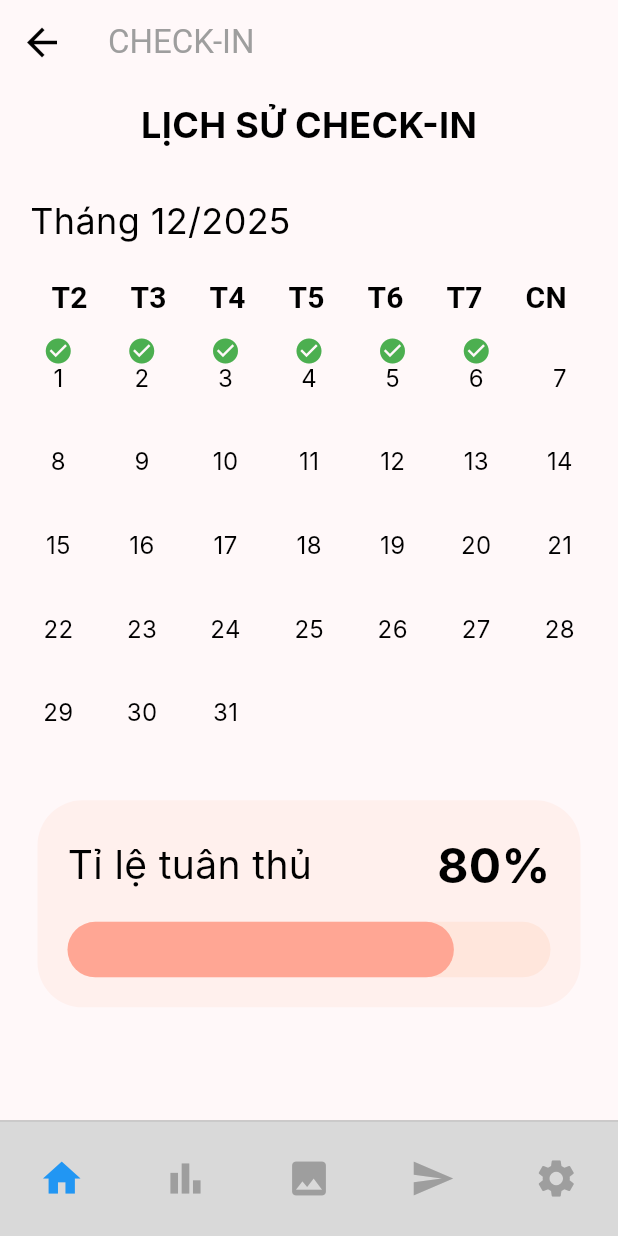
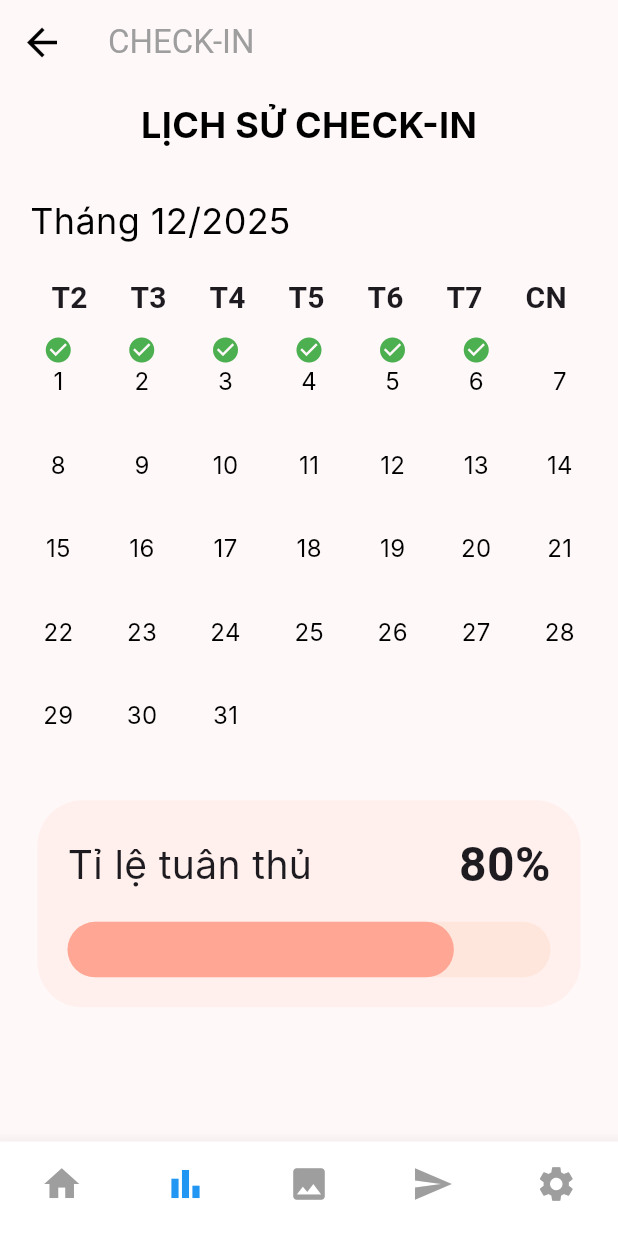
Before and after one commit to thuydung203/app_antam, a Flutter app: the CheckInHistoryPage screen opened directly, on a phone screen of 412 x 824 dp. Run offline on Flutter 3.47's test engine with Material 3 defaults, Android fonts, the phone set to English and light mode, and no system bars; our stand-ins replace shared_preferences; accounts and stored records are empty; network calls fail; Roboto replaces fonts that are missing (Inter).

Commit message:
Fix: Cập nhật BottomNavigationBar và đồng bộ giao diện cho trang Check-in

```diff
--- a/lib/check_in_history.dart
+++ b/lib/check_in_history.dart
@@ -1,23 +1,139 @@
 import 'package:flutter/material.dart';
+// Import file trang chủ của bạn để Navigator có thể nhận diện
+import 'package:antam_app/children_home.dart';
 
-class CheckInHistoryPage extends StatelessWidget {
+class CheckInHistoryPage extends StatefulWidget {
   const CheckInHistoryPage({Key? key}) : super(key: key);
 
-  // Widget riêng để xây dựng từng ô ngày trong lịch
+  @override
+  State<CheckInHistoryPage> createState() => _CheckInHistoryPageState();
+}
+
+class _CheckInHistoryPageState extends State<CheckInHistoryPage> {
+  // Ở trang Check-in, index đang hoạt động là 1 (Bar Chart)
+  final int _currentIndex = 1;
+
+  @override
+  Widget build(BuildContext context) {
+    return Scaffold(
+      backgroundColor: const Color(0xFFFFF8F9),
+
+      // ===== APP BAR =====
+      appBar: AppBar(
+        backgroundColor: const Color(0xFFFFF8F9),
+        elevation: 0,
+        leading: IconButton(
+          icon: const Icon(Icons.arrow_back, color: Colors.black, size: 30),
+          onPressed: () => Navigator.pop(context),
+        ),
+        title: const Text('CHECK-IN', style: TextStyle(color: Colors.grey)),
+        centerTitle: false,
+      ),
+
+      // ===== BODY =====
+      body: SingleChildScrollView(
+        child: Padding(
+          padding: const EdgeInsets.symmetric(horizontal: 20.0),
+          child: Column(
+            crossAxisAlignment: CrossAxisAlignment.start,
+            children: [
+              const SizedBox(height: 10),
+              const Center(
+                child: Text(
+                  'LỊCH SỬ CHECK-IN',
+                  style: TextStyle(
+                    color: Colors.black,
+                    fontSize: 24,
+                    fontFamily: 'Inter',
+                    fontWeight: FontWeight.w700,
+                  ),
+                ),
+              ),
+              const SizedBox(height: 30),
+              const Text(
+                'Tháng 12/2025',
+                style: TextStyle(
+                  color: Colors.black,
+                  fontSize: 24,
+                  fontFamily: 'Inter',
+                  fontWeight: FontWeight.w400,
+                ),
+              ),
+              const SizedBox(height: 20),
+              _buildCalendar(),
+              const SizedBox(height: 50),
+              _buildComplianceSection(80),
+              const SizedBox(height: 100),
+            ],
+          ),
+        ),
+      ),
+
+      // ===== BOTTOM NAV (Giống file Children Home) =====
+      bottomNavigationBar: BottomNavigationBar(
+        currentIndex: _currentIndex,
+        onTap: (index) {
+          if (index == _currentIndex)
+            return; // Nếu đang ở chính trang này thì không làm gì
+
+          switch (index) {
+            case 0:
+              // Chuyển hướng về trang chủ
+              Navigator.pushReplacement(
+                context,
+                MaterialPageRoute(
+                  builder: (context) => const ChildrenHomePage(),
+                ),
+              );
+              break;
+            case 1:
+              // Đang ở trang này rồi
+              break;
+            case 2:
+              debugPrint("Sang thư viện ảnh");
+              break;
+            case 3:
+              debugPrint("Sang tin nhắn");
+              break;
+            case 4:
+              debugPrint("Sang cài đặt");
+              break;
+          }
+        },
+        type: BottomNavigationBarType.fixed,
+        selectedItemColor: Colors.blue,
+        unselectedItemColor: Colors.grey,
+        showSelectedLabels: false,
+        showUnselectedLabels: false,
+        backgroundColor: Colors.white,
+        elevation: 10,
+        items: const [
+          BottomNavigationBarItem(icon: Icon(Icons.home, size: 28), label: ''),
+          BottomNavigationBarItem(
+            icon: Icon(Icons.bar_chart, size: 28),
+            label: '',
+          ),
+          BottomNavigationBarItem(icon: Icon(Icons.image, size: 28), label: ''),
+          BottomNavigationBarItem(icon: Icon(Icons.send, size: 28), label: ''),
+          BottomNavigationBarItem(
+            icon: Icon(Icons.settings, size: 28),
+            label: '',
+          ),
+        ],
+      ),
+    );
+  }
+
+  // ================= COMPONENTS =================
+
   Widget _buildDayCell(String day, bool isChecked) {
     return Column(
-      // Sửa lỗi Overflow: Căn giữa và giảm kích thước các thành phần.
       mainAxisAlignment: MainAxisAlignment.center,
-      crossAxisAlignment: CrossAxisAlignment.center,
       children: [
-        // Icon Check (Nếu đã check-in) - Giảm size từ 28 xuống 20
         if (isChecked)
           const Icon(Icons.check_circle, color: Colors.green, size: 20)
         else
-          // SizedBox giữ khoảng cách tương ứng với kích thước Icon
           const SizedBox(height: 20),
-
-        // Ngày (Giảm font size từ 20 xuống 16 và cố định height)
         Text(
           day,
           style: const TextStyle(
@@ -25,19 +141,14 @@ class CheckInHistoryPage extends StatelessWidget {
             fontSize: 16,
             fontFamily: 'Inter',
             fontWeight: FontWeight.w400,
-            height: 1.0, // Đảm bảo chiều cao dòng không bị giãn nở
           ),
         ),
       ],
     );
   }
 
-  // Widget xây dựng toàn bộ phần Lịch
   Widget _buildCalendar() {
-    // Dữ liệu ngày (T2 bắt đầu từ ngày 1)
     const List<String> weekdays = ['T2', 'T3', 'T4', 'T5', 'T6', 'T7', 'CN'];
-
-    // 31 ngày của Tháng 12/2025
     const List<String> days = [
       '1',
       '2',
@@ -71,19 +182,18 @@ class CheckInHistoryPage extends StatelessWidget {
       '30',
       '31',
     ];
-
-    // Trạng thái check-in (true = Đã check-in)
     const List<bool> checkInStatus = [
-      true, true, true, true, true, true, false, // Ngày 1-7
-      false, false, false, false, false, false, false, // Ngày 8-14
-      false, false, false, false, false, false, false,
-      false, false, false, false, false, false, false,
-      false, false, false,
+      true,
+      true,
+      true,
+      true,
+      true,
+      true,
+      false,
     ];
 
     return Column(
       children: [
-        // Hàng Tiêu đề Ngày trong tuần
         Row(
           mainAxisAlignment: MainAxisAlignment.spaceAround,
           children: weekdays
@@ -93,16 +203,12 @@ class CheckInHistoryPage extends StatelessWidget {
                   style: const TextStyle(
                     fontSize: 20,
                     fontWeight: FontWeight.w700,
-                    color: Colors.black,
                   ),
                 ),
               )
               .toList(),
         ),
-
         const SizedBox(height: 10),
-
-        // Lưới Ngày
         GridView.builder(
           shrinkWrap: true,
           physics: const NeverScrollableScrollPhysics(),
@@ -110,33 +216,26 @@ class CheckInHistoryPage extends StatelessWidget {
             crossAxisCount: 7,
             mainAxisSpacing: 18.0,
             crossAxisSpacing: 18.0,
-            childAspectRatio: 1.0, // Tỷ lệ 1:1 cho mỗi ô
+            childAspectRatio: 1.0,
           ),
           itemCount: days.length,
           itemBuilder: (context, index) {
-            final day = days[index];
             final status = index < checkInStatus.length
                 ? checkInStatus[index]
                 : false;
-
-            return _buildDayCell(day, status);
+            return _buildDayCell(days[index], status);
           },
         ),
       ],
     );
   }
 
-  // Widget xây dựng Tỉ lệ tuân thủ và Thanh Progress
   Widget _buildComplianceSection(int percentage) {
-    const Color activeColor = Color(0xFFFFA694); // Màu cam đậm
-    const Color inactiveColor = Color(0x66FFD7C2); // Màu cam nhạt
-
     return Container(
       padding: const EdgeInsets.all(20),
-      // Giảm padding ngang của Container để khớp với thiết kế.
       margin: const EdgeInsets.symmetric(horizontal: 5),
       decoration: BoxDecoration(
-        color: const Color(0x33FFCEBF), // Màu nền tổng thể cho section
+        color: const Color(0x33FFCEBF),
         borderRadius: BorderRadius.circular(30),
       ),
       child: Column(
@@ -147,148 +246,27 @@ class CheckInHistoryPage extends StatelessWidget {
             children: [
               const Text(
                 'Tỉ lệ tuân thủ',
-                style: TextStyle(
-                  color: Colors.black,
-                  fontSize: 26,
-                  fontFamily: 'Inter',
-                  fontWeight: FontWeight.w400,
-                ),
+                style: TextStyle(fontSize: 26, fontFamily: 'Inter'),
               ),
               Text(
                 '$percentage%',
                 style: const TextStyle(
-                  color: Colors.black,
                   fontSize: 32,
-                  fontFamily: 'Inter',
-                  fontWeight: FontWeight.w700,
+                  fontWeight: FontWeight.bold,
                 ),
               ),
             ],
           ),
-
           const SizedBox(height: 15),
-
-          // Thanh tiến trình
-          Stack(
-            children: [
-              // Thanh nền (inactive)
-              Container(
-                width: double.infinity,
-                height: 37,
-                decoration: BoxDecoration(
-                  color: inactiveColor,
-                  borderRadius: BorderRadius.circular(20),
-                ),
-              ),
-              // Thanh tiến trình (active)
-              LayoutBuilder(
-                builder: (context, constraints) {
-                  return Container(
-                    width: constraints.maxWidth * (percentage / 100),
-                    height: 37,
-                    decoration: BoxDecoration(
-                      color: activeColor,
-                      borderRadius: BorderRadius.circular(20),
-                    ),
-                  );
-                },
-              ),
-            ],
+          LinearProgressIndicator(
+            value: percentage / 100,
+            minHeight: 37,
+            backgroundColor: const Color(0x66FFD7C2),
+            color: const Color(0xFFFFA694),
+            borderRadius: BorderRadius.circular(20),
           ),
         ],
       ),
     );
   }
-
-  // Widget thanh điều hướng dưới cùng
-  Widget _buildBottomNav() {
-    return Container(
-      height: 77,
-      decoration: const BoxDecoration(
-        color: Color(0xFFD9D9D9), // Màu xám nhạt từ thiết kế gốc
-        border: Border(top: BorderSide(color: Colors.grey, width: 0.5)),
-      ),
-      child: Row(
-        mainAxisAlignment: MainAxisAlignment.spaceAround,
-        children: const [
-          Icon(Icons.home, size: 30, color: Colors.blue),
-          Icon(Icons.bar_chart, size: 30, color: Colors.grey),
-          Icon(Icons.image, size: 30, color: Colors.grey),
-          Icon(Icons.send, size: 30, color: Colors.grey),
-          Icon(Icons.settings, size: 30, color: Colors.grey),
-        ],
-      ),
-    );
-  }
-
-  @override
-  Widget build(BuildContext context) {
-    return Scaffold(
-      backgroundColor: const Color(0xFFFFF8F9),
-
-      appBar: AppBar(
-        backgroundColor: const Color(0xFFFFF8F9),
-        elevation: 0,
-        leading: IconButton(
-          icon: const Icon(Icons.arrow_back, color: Colors.black, size: 30),
-          onPressed: () {},
-        ),
-        // Title 'CHECK-IN'
-        title: const Text('CHECK-IN', style: TextStyle(color: Colors.grey)),
-        centerTitle: false,
-      ),
-
-      body: SingleChildScrollView(
-        child: Padding(
-          padding: const EdgeInsets.symmetric(horizontal: 20.0),
-          child: Column(
-            crossAxisAlignment: CrossAxisAlignment.start,
-            children: [
-              const SizedBox(height: 10),
-
-              // --- TIÊU ĐỀ ---
-              const Center(
-                child: Text(
-                  'LỊCH SỬ CHECK-IN',
-                  style: TextStyle(
-                    color: Colors.black,
-                    fontSize: 24,
-                    fontFamily: 'Inter',
-                    fontWeight: FontWeight.w700,
-                  ),
-                ),
-              ),
-
-              const SizedBox(height: 30),
-
-              // --- THÁNG ---
-              const Text(
-                'Tháng 12/2025',
-                style: TextStyle(
-                  color: Colors.black,
-                  fontSize: 24,
-                  fontFamily: 'Inter',
-                  fontWeight: FontWeight.w400,
-                ),
-              ),
-
-              const SizedBox(height: 20),
-
-              // --- LỊCH ---
-              _buildCalendar(),
-
-              const SizedBox(height: 50),
-
-              // --- TỈ LỆ TUÂN THỦ VÀ THANH PROGRESS ---
-              _buildComplianceSection(80),
-
-              const SizedBox(height: 100),
-            ],
-          ),
-        ),
-      ),
-
-      bottomNavigationBar: _buildBottomNav(),
-    );
-  }
 }
```
